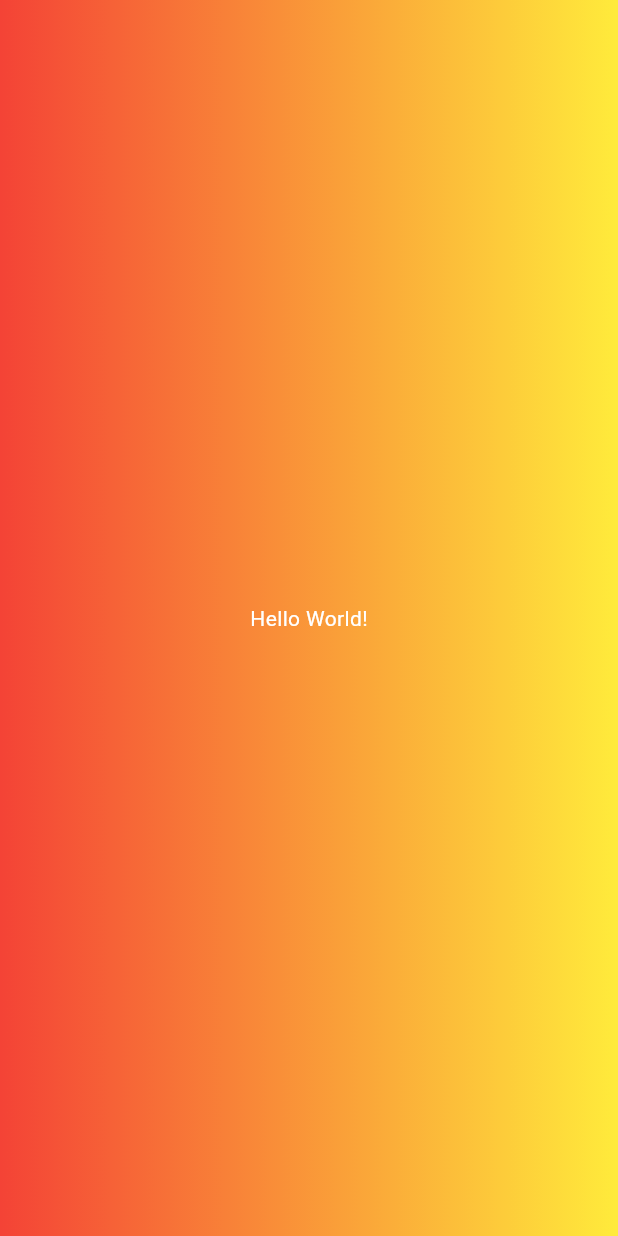
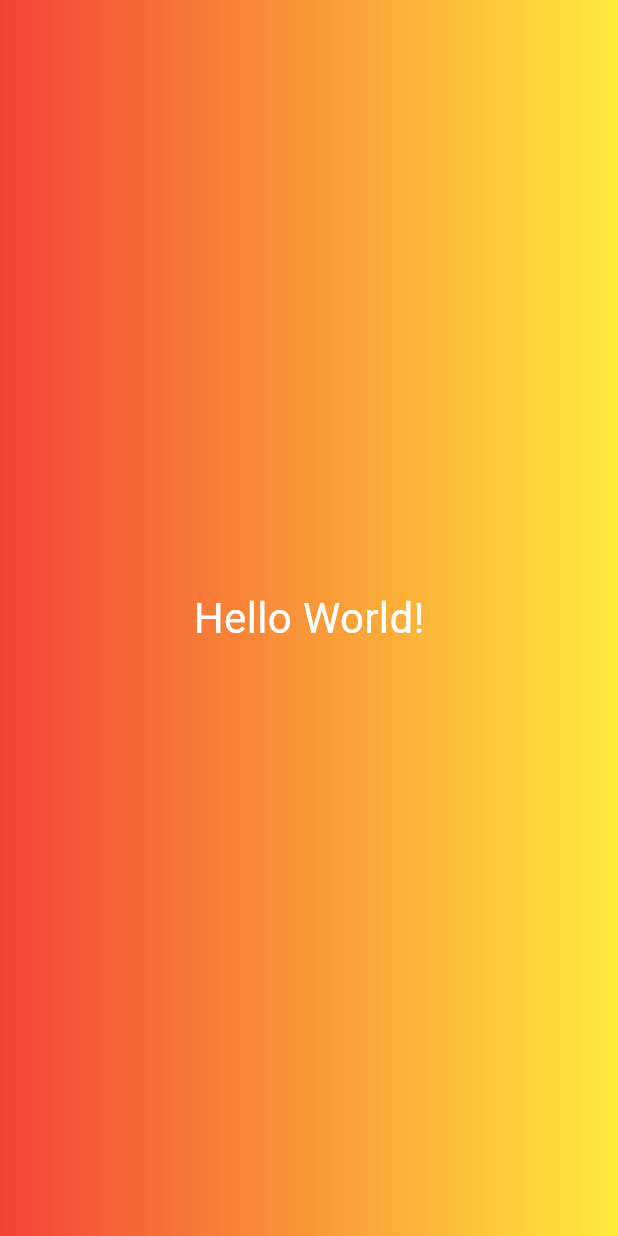
Before and after one commit to siddharth177/learnings, a Flutter app: the screen it shows after launch, on a phone screen of 412 x 824 dp. Run offline on Flutter 3.47's test engine with Material 3 defaults, Android fonts, the phone set to English and light mode, and no system bars.

Commit message:
Text Widget Class

```diff
--- a/flutter_projects/lib/gradient_container.dart
+++ b/flutter_projects/lib/gradient_container.dart
@@ -1,4 +1,5 @@
 import 'package:flutter/material.dart';
+import 'package:flutter_projects/text_widget.dart';
 
 class GradientContainer extends StatelessWidget {
   const GradientContainer({super.key});
@@ -13,11 +14,7 @@ class GradientContainer extends StatelessWidget {
           end: Alignment.topLeft,
         ),
       ),
-      child: const Center(
-          child: Text(
-        'Hello World!',
-        style: TextStyle(color: Colors.white),
-      )),
+      child: const Center(child: TextWidget()),
     );
   }
 }
--- /dev/null
+++ b/flutter_projects/lib/text_widget.dart
@@ -0,0 +1,13 @@
+import 'package:flutter/material.dart';
+
+class TextWidget extends StatelessWidget {
+  const TextWidget({super.key});
+
+  @override
+  Widget build(BuildContext context) {
+    return const Text(
+      'Hello World!',
+      style: TextStyle(color: Colors.white, fontSize: 28),
+    );
+  }
+}
```
